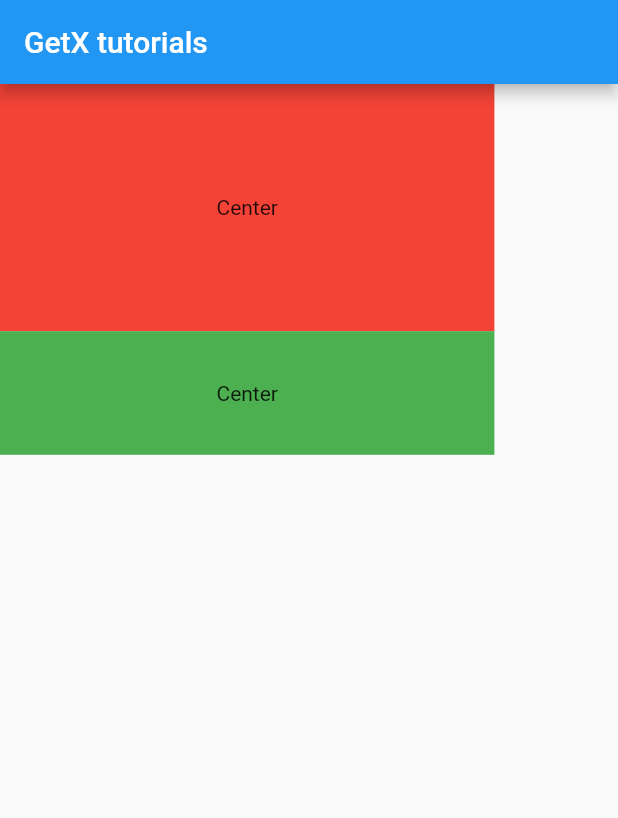
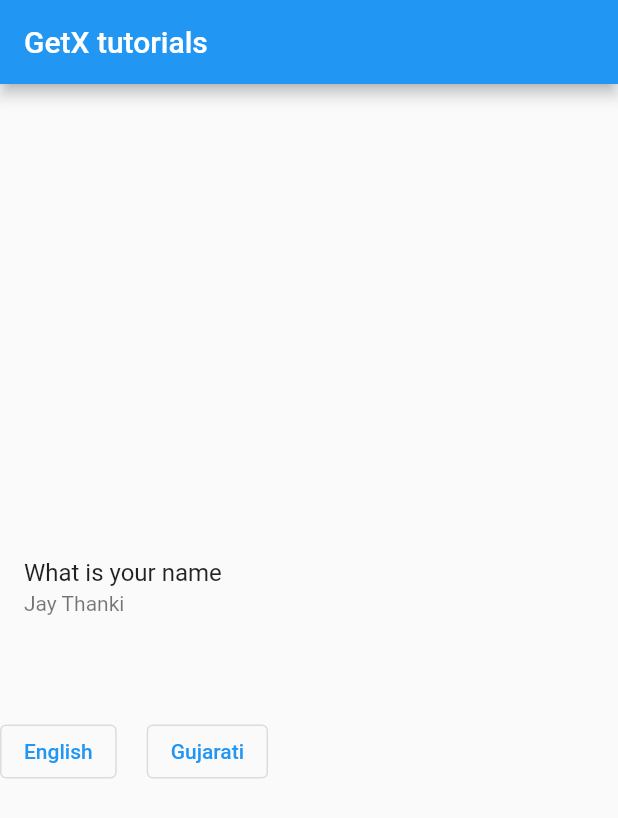
Before and after one commit to jaythanki18/Flutter_GetX, a Flutter app: the screen it shows after launch, on a phone screen of 412 x 824 dp. Shown: the top 818 px of the screen. Run offline on Flutter 3.47's test engine with Material 2 defaults, Android fonts, the phone set to English and light mode, and no system bars; our stand-ins replace get.

Commit message:
GetX localization and change app language

```diff
--- a/lib/home_screen.dart
+++ b/lib/home_screen.dart
@@ -1,5 +1,4 @@
 import 'package:flutter/material.dart';
-import 'package:flutter_getx/screen_one.dart';
 import 'package:get/get.dart';
 
 class HomeScreen extends StatefulWidget {
@@ -17,18 +16,30 @@ class _HomeScreenState extends State<HomeScreen> {
         title: Text("GetX tutorials"),
       ),
       body: Column(
+        mainAxisAlignment: MainAxisAlignment.center,
+        crossAxisAlignment: CrossAxisAlignment.center,
         children: [
-          Container(
-            height: Get.height * 0.2,
-            width: Get.width * 0.8,
-            color: Colors.red,
-            child: Center(child: Text("Center"),),
+          ListTile(
+            title: Text('message'.tr),
+            subtitle: Text('name'.tr),
           ),
-          Container(
-            height: Get.height * 0.1 ,
-            width: Get.width * 0.8,
-            color: Colors.green,
-            child: Center(child: Text("Center"),),
+          SizedBox(
+            height: 50,
+          ),
+          Row(
+            children: [
+              OutlinedButton(
+                  onPressed: () {
+                    Get.updateLocale(Locale('en', 'US'));
+                  },
+                  child: Text("English")),
+              SizedBox(
+                width: 20,
+              ),
+              OutlinedButton(onPressed: () {
+                Get.updateLocale(Locale('guj','IND'));
+              }, child: Text("Gujarati"))
+            ],
           )
         ],
       ),
--- a/lib/languages.dart
+++ b/lib/languages.dart
@@ -0,0 +1,16 @@
+import 'package:get/get_navigation/src/root/internacionalization.dart';
+
+class Language extends Translations{
+
+  @override
+  Map< String , Map<String,String> > get keys=>{
+    'en_US' : {
+      'message':'What is your name',
+      'name':'Jay Thanki'
+    },
+    'guj_IND' : {
+      'message':'તમારું શું નામ છે?',
+      'name':'જય થાનકી'
+    }
+  };
+}
--- a/lib/main.dart
+++ b/lib/main.dart
@@ -1,5 +1,6 @@
 import 'package:flutter/material.dart';
 import 'package:flutter_getx/home_screen.dart';
+import 'package:flutter_getx/languages.dart';
 import 'package:flutter_getx/screen_one.dart';
 import 'package:get/get.dart';
 
@@ -14,14 +15,13 @@ class MyApp extends StatelessWidget {
   Widget build(BuildContext context) {
     return GetMaterialApp(
       title: 'Flutter Demo',
+      translations: Language(),
+      locale: Locale('en','US'),
+      fallbackLocale: Locale('en','US'),
       theme: ThemeData(
         primarySwatch: Colors.blue,
       ),
       home: HomeScreen(),
-      getPages: [
-        GetPage(name: '/', page: ()=>HomeScreen()),
-        GetPage(name: '/ScreenOne', page: ()=>ScreenOne())
-      ],
     );
   }
 }
```
